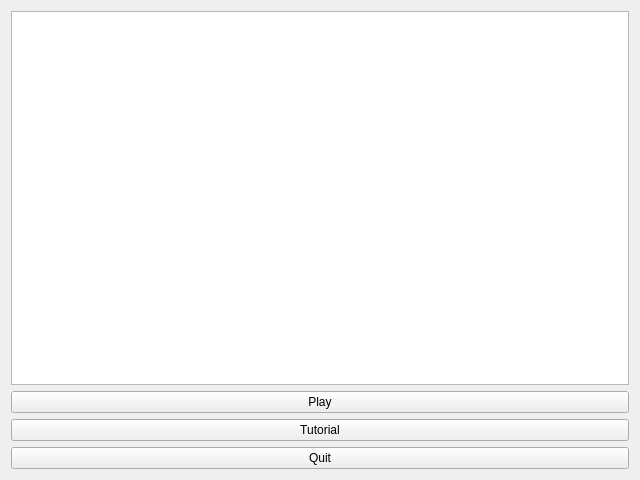
The window that mainwindow.ui (xhacker/musicman) describes before a commit, drawn with Qt 5.
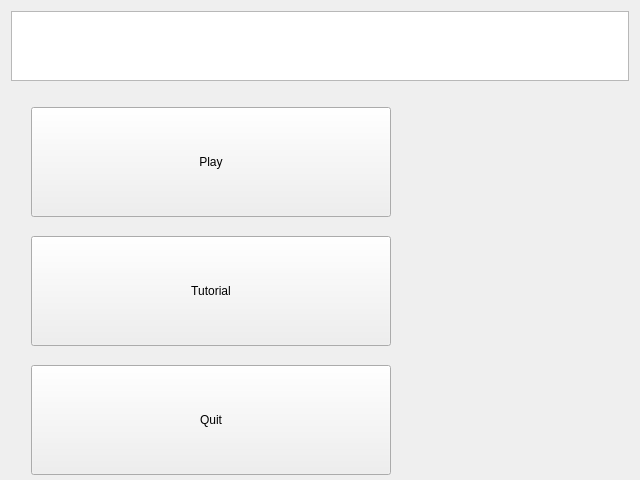
The same window after the commit.

```diff
--- a/mainwindow.ui
+++ b/mainwindow.ui
@@ -37,6 +37,27 @@
           <verstretch>0</verstretch>
          </sizepolicy>
         </property>
+        <property name="minimumSize">
+         <size>
+          <width>400</width>
+          <height>150</height>
+         </size>
+        </property>
+        <property name="maximumSize">
+         <size>
+          <width>400</width>
+          <height>150</height>
+         </size>
+        </property>
+        <property name="baseSize">
+         <size>
+          <width>400</width>
+          <height>150</height>
+         </size>
+        </property>
+        <property name="styleSheet">
+         <string notr="true">margin: 20px;</string>
+        </property>
         <property name="text">
          <string>Play</string>
         </property>
@@ -50,6 +71,21 @@
           <verstretch>0</verstretch>
          </sizepolicy>
         </property>
+        <property name="minimumSize">
+         <size>
+          <width>400</width>
+          <height>150</height>
+         </size>
+        </property>
+        <property name="maximumSize">
+         <size>
+          <width>400</width>
+          <height>150</height>
+         </size>
+        </property>
+        <property name="styleSheet">
+         <string notr="true">margin: 20px;</string>
+        </property>
         <property name="text">
          <string>Tutorial</string>
         </property>
@@ -63,6 +99,21 @@
           <verstretch>0</verstretch>
          </sizepolicy>
         </property>
+        <property name="minimumSize">
+         <size>
+          <width>400</width>
+          <height>150</height>
+         </size>
+        </property>
+        <property name="maximumSize">
+         <size>
+          <width>400</width>
+          <height>150</height>
+         </size>
+        </property>
+        <property name="styleSheet">
+         <string notr="true">margin: 20px;</string>
+        </property>
         <property name="text">
          <string>Quit</string>
         </property>
```
